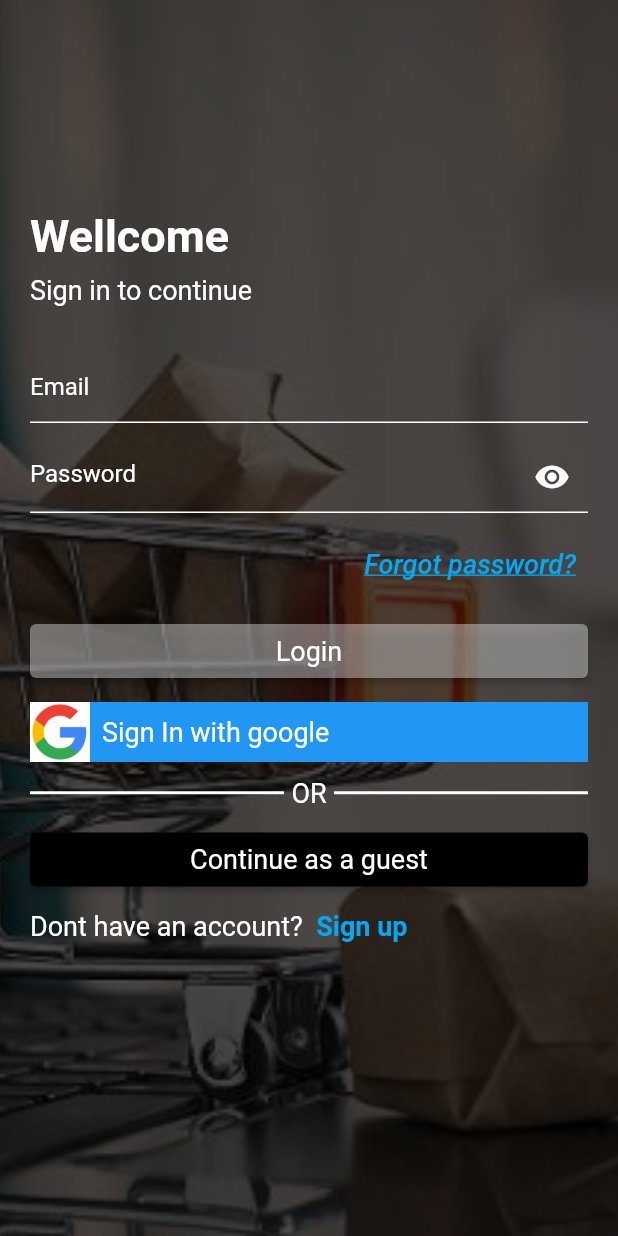
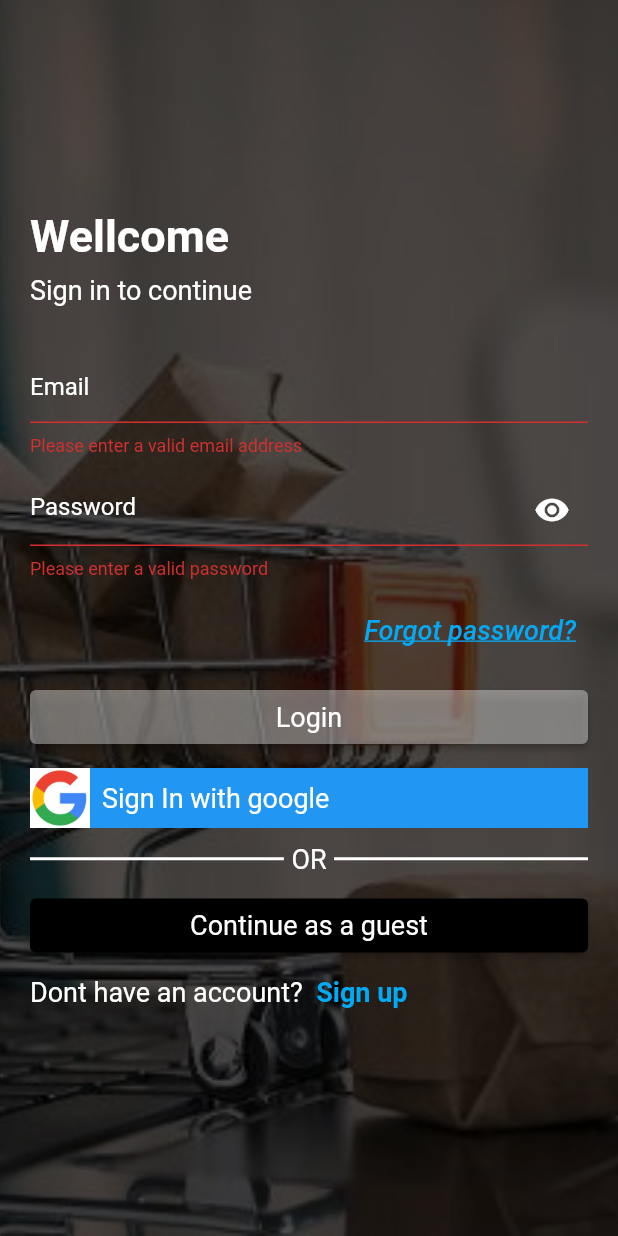
Before and after one commit to Ridhorezi/Desayur, a Flutter app: the LoginScreen screen opened by its route, after a tap on "Login", on a phone screen of 412 x 824 dp. Run offline on Flutter 3.47's test engine with Material 2 defaults, Android fonts, the phone set to English and light mode, and no system bars; drawn by our look-alikes of card_swiper; our stand-ins replace badges, fancy_shimmer_image, firebase_auth, firebase_core, flutter_iconly, flutter_spinkit and 1 more; accounts and stored records are empty; statements that could not run were skipped.

Commit message:
Integrated login,logout,guess user firebase

```diff
--- a/lib/consts/firebase_consts.dart
+++ b/lib/consts/firebase_consts.dart
@@ -2,5 +2,5 @@
 import 'package:firebase_auth/firebase_auth.dart';
 
 final FirebaseAuth authInstance  = FirebaseAuth.instance;
-final User? user = authInstance.currentUser;
-final uid = user!.uid;
+// final User? user = authInstance.currentUser;
+// final uid = user!.uid;
--- a/lib/screens/auth/login.dart
+++ b/lib/screens/auth/login.dart
@@ -1,11 +1,15 @@
 import 'package:card_swiper/card_swiper.dart';
 import 'package:desayur/consts/consts.dart';
+import 'package:desayur/consts/firebase_consts.dart';
 import 'package:desayur/screens/auth/forget_pass.dart';
 import 'package:desayur/screens/auth/register.dart';
+import 'package:desayur/screens/bottom_bar.dart';
+import 'package:desayur/screens/loading_manager.dart';
 import 'package:desayur/services/global_methods.dart';
 import 'package:desayur/widgets/auth_button.dart';
 import 'package:desayur/widgets/google_button.dart';
 import 'package:desayur/widgets/text_widget.dart';
+import 'package:firebase_auth/firebase_auth.dart';
 import 'package:flutter/gestures.dart';
 import 'package:flutter/material.dart';
 
@@ -37,22 +41,53 @@ class _LoginScreenState extends State<LoginScreen> {
     super.dispose();
   }
 
-  // ignore: unused_element
-  void _submitFormOnLogin() {
-    // ignore: no_leading_underscores_for_local_identifiers
-    final _isValid = _formKey.currentState!.validate();
-
+  // ignore: unused_field
+  bool _isLoading = false;
+  void _submitFormOnLogin() async {
+    final isValid = _formKey.currentState!.validate();
     FocusScope.of(context).unfocus();
 
-    if (_isValid) {
+    if (isValid) {
+      _formKey.currentState!.save();
+      setState(() {
+        _isLoading = true;
+      });
+      try {
+        await authInstance.signInWithEmailAndPassword(
+            email: _emailTextController.text.toLowerCase().trim(),
+            password: _passTextController.text.trim());
+        // ignore: use_build_context_synchronously
+        Navigator.of(context).pushReplacement(
+          MaterialPageRoute(
+            builder: (context) => const BottomBarScreen(),
+          ),
+        );
         // ignore: avoid_print
-      print('The form is valid');
+        print('Succefully logged in');
+      } on FirebaseException catch (error) {
+        GlobalMethods.errorDialog(
+            subtitle: '${error.message}', context: context);
+        setState(() {
+          _isLoading = false;
+        });
+      } catch (error) {
+        GlobalMethods.errorDialog(subtitle: '$error', context: context);
+        setState(() {
+          _isLoading = false;
+        });
+      } finally {
+        setState(() {
+          _isLoading = false;
+        });
+      }
     }
   }
 
   @override
   Widget build(BuildContext context) {
-    return Scaffold(
+    return LoadingManager(
+      isLoading: _isLoading,
+      child: Scaffold(
         body: Stack(
           children: [
             Swiper(
@@ -105,8 +140,8 @@ class _LoginScreenState extends State<LoginScreen> {
                         //! Note (Email)
                         TextFormField(
                           textInputAction: TextInputAction.next,
-                        onEditingComplete: () =>
-                            FocusScope.of(context).requestFocus(_passFocusNode),
+                          onEditingComplete: () => FocusScope.of(context)
+                              .requestFocus(_passFocusNode),
                           controller: _emailTextController,
                           keyboardType: TextInputType.emailAddress,
                           validator: (value) {
@@ -241,7 +276,13 @@ class _LoginScreenState extends State<LoginScreen> {
                       height: 10,
                     ),
                     AuthButton(
-                    fct: () {},
+                      fct: () {
+                        Navigator.of(context).pushReplacement(
+                          MaterialPageRoute(
+                            builder: (context) => const BottomBarScreen(),
+                          ),
+                        );
+                      },
                       buttonText: 'Continue as a guest',
                       primary: Colors.black,
                     ),
@@ -251,7 +292,8 @@ class _LoginScreenState extends State<LoginScreen> {
                     RichText(
                       text: TextSpan(
                         text: 'Dont have an account?',
-                      style: const TextStyle(color: Colors.white, fontSize: 18),
+                        style:
+                            const TextStyle(color: Colors.white, fontSize: 18),
                         children: [
                           TextSpan(
                             text: '  Sign up',
@@ -277,6 +319,7 @@ class _LoginScreenState extends State<LoginScreen> {
             )
           ],
         ),
+      ),
     );
   }
 }
--- a/lib/screens/viewed_recently/viewed_widget.dart
+++ b/lib/screens/viewed_recently/viewed_widget.dart
@@ -50,8 +50,8 @@ class _ViewedRecentlyWidgetState extends State<ViewedRecentlyWidget> {
       padding: const EdgeInsets.all(8.0),
       child: GestureDetector(
         onTap: () {
-          // GlobalMethods.navigateTo(
-          //     ctx: context, routeName: ProductDetails.routeName);
+          GlobalMethods.navigateTo(
+              ctx: context, routeName: ProductDetails.routeName);
         },
         child: Row(
           crossAxisAlignment: CrossAxisAlignment.center,
--- a/lib/widgets/auth_button.dart
+++ b/lib/widgets/auth_button.dart
@@ -1,30 +1,32 @@
+import 'package:flutter/material.dart';
 import 'package:desayur/widgets/text_widget.dart';
-import 'package:flutter/material.dart';
 
 class AuthButton extends StatelessWidget {
-  const AuthButton(
-      {super.key,
-      required this.fct,
-      required this.buttonText,
-      this.primary = Colors.white38});
+  const AuthButton({
+    Key? key,
+    required this.fct,
+    required this.buttonText,
+    this.primary = Colors.white38,
+  }) : super(key: key);
   final Function fct;
   final String buttonText;
   final Color primary;
-
   @override
   Widget build(BuildContext context) {
     return SizedBox(
       width: double.infinity,
       child: ElevatedButton(
         style: ElevatedButton.styleFrom(
-          // ignore: deprecated_member_use
-          primary: primary,
+          primary: primary, // background (button) color
         ),
-        onPressed: () {},
+        onPressed: () {
+          fct();
+          // _submitFormOnLogin();
+        },
         child: TextWidget(
           text: buttonText,
+          textsize: 18,
           color: Colors.white,
-          textsize: 18,
         ),
       ),
     );
```
Also changed, not shown: lib/screens/bottom_bar.dart (+9 -8 lines), lib/screens/user.dart (+22 -4 lines). Lines whose indentation alone changed are shown as unchanged.
